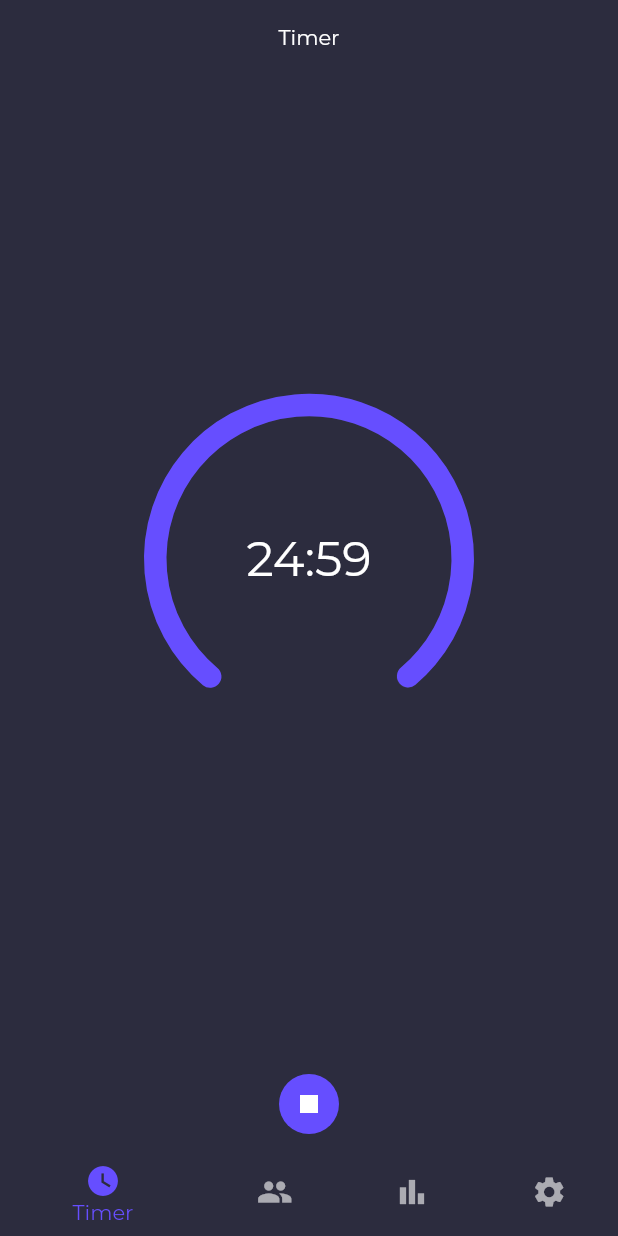
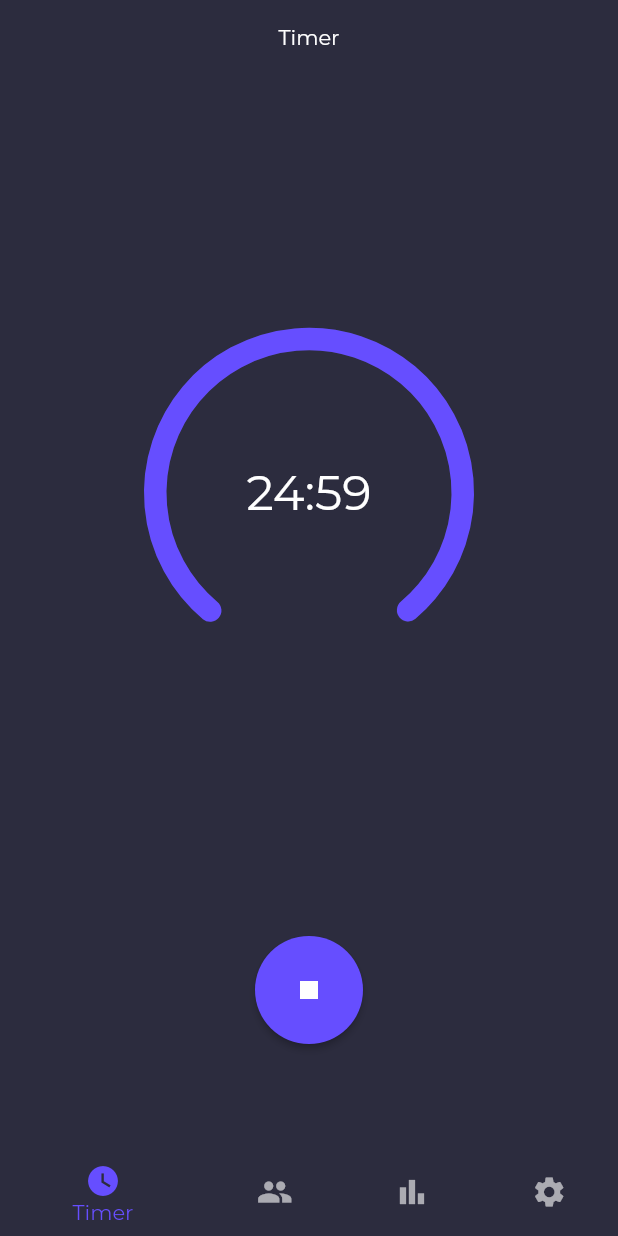
Before and after one commit to nandbyte/pomoduo, a Flutter app: the screen it shows after launch, after a tap on the "play arrow" icon, on a phone screen of 412 x 824 dp. Run offline on Flutter 3.47's test engine with Material 2 defaults, Android fonts, the phone set to English and light mode, and no system bars; drawn by our look-alikes of percent_indicator; our stand-ins replace cloud_firestore, custom_radio_grouped_button, firebase_core, fluttertoast, google_fonts; accounts and stored records are empty.

Commit message:
Added sessions in timer provider

```diff
--- a/lib/pages/timer_page.dart
+++ b/lib/pages/timer_page.dart
@@ -15,16 +15,29 @@ class TimerPage extends StatefulWidget {
 
 class _TimerPageState extends State<TimerPage> {
   @override
+  void initState() {
+    context.read<TimerProvider>().prepareNewTimer();
+    super.initState();
+  }
+
+  @override
   Widget build(BuildContext context) {
     return Column(
       crossAxisAlignment: CrossAxisAlignment.center,
       mainAxisAlignment: MainAxisAlignment.spaceBetween,
-      children: const <Widget>[
-        Text("Timer"),
-        Center(
+      children: <Widget>[
+        const Text("Timer"),
+        const Center(
           child: ArcTimer(),
         ),
-        ToggleTimerButton(),
+        Column(
+          children: const [
+            ToggleTimerButton(),
+            SizedBox(
+              height: 64,
+            )
+          ],
+        ),
       ],
     );
   }
@@ -49,10 +62,11 @@ class ArcTimer extends StatelessWidget {
   Widget build(BuildContext context) {
     return Consumer<TimerProvider>(builder: (context, timerProvider, widget) {
       return CircularPercentIndicator(
+        animation: true,
+        animationDuration: 1500,
         radius: 110,
         lineWidth: 15,
-        percent: timerProvider.remainingDuration.inSeconds /
-            timerProvider.focusDuration,
+        percent: timerProvider.remainingDuration.inSeconds / timerProvider.focusDuration,
         circularStrokeCap: CircularStrokeCap.round,
         progressColor: PomoduoColor.themeColor,
         arcType: ArcType.FULL,
@@ -72,21 +86,24 @@ class ToggleTimerButton extends StatelessWidget {
   @override
   Widget build(BuildContext context) {
     return Consumer<TimerProvider>(builder: (context, timerProvider, widget) {
-      return TextButton(
-        style: TextButton.styleFrom(
-          backgroundColor: PomoduoColor.themeColor,
+      return ElevatedButton(
+        style: ElevatedButton.styleFrom(
+          fixedSize: const Size.fromRadius(36),
+          primary: PomoduoColor.themeColor,
           shape: const CircleBorder(),
         ),
         child: ((() {
           if (!timerProvider.isTimerRunning) {
-            return const Icon(Icons.play_arrow, color: Colors.white);
+            return const Icon(
+              Icons.play_arrow,
+              color: Colors.white,
+            );
           } else {
             return const Icon(Icons.stop, color: Colors.white);
           }
         })()),
-        onPressed: () => context
-            .read<TimerProvider>()
-            .toggleTimer(context.read<RoomProvider>().roomName),
+        onPressed: () =>
+            context.read<TimerProvider>().toggleTimer(context.read<RoomProvider>().roomName),
       );
     });
   }
--- a/lib/providers/timer_provider.dart
+++ b/lib/providers/timer_provider.dart
@@ -2,6 +2,7 @@ import 'dart:async';
 
 import 'package:flutter/foundation.dart';
 import 'package:flutter/material.dart';
+import 'package:intl/number_symbols_data.dart';
 import 'package:pomoduo/models/room.dart';
 
 class TimerProvider with ChangeNotifier {
@@ -14,7 +15,22 @@ class TimerProvider with ChangeNotifier {
   late Stopwatch _watch;
   late Timer _countdownTimer;
   bool _isTimerRunning = false;
+  Duration _currentSessionDuration = Duration.zero;
   Duration _remainingDuration = Duration.zero;
+
+  // Session data
+  int sessionCount = 0;
+
+  final List<Session> sessions = [
+    Session.focus,
+    Session.shortBreak,
+    Session.focus,
+    Session.shortBreak,
+    Session.focus,
+    Session.shortBreak,
+    Session.focus,
+    Session.longBreak
+  ];
 
   int get focusDuration => _focusDuration.inSeconds;
   int get shortBreakDuration => _shortBreakDuration.inSeconds;
@@ -24,6 +40,9 @@ class TimerProvider with ChangeNotifier {
 
   TimerProvider() {
     _watch = Stopwatch();
+
+    // TODO: load data from SharedPreferences
+    sessionCount = 0;
   }
 
   changeFocusDuration(int newDuration) {
@@ -41,10 +60,11 @@ class TimerProvider with ChangeNotifier {
     notifyListeners();
   }
 
-  updateFromFetch(int newDuration, int newLongBreak, int newShortBrreakk) {
-    _focusDuration = Duration(seconds: newDuration);
+  updateFromFetch(int newFocusDuration, int newLongBreak, int newShortBreak) {
+    _focusDuration = Duration(seconds: newFocusDuration);
+    _shortBreakDuration = Duration(seconds: newShortBreak);
     _longBreakDuration = Duration(seconds: newLongBreak);
-    _shortBreakDuration = Duration(seconds: newShortBrreakk);
+
     notifyListeners();
   }
 
@@ -58,20 +78,31 @@ class TimerProvider with ChangeNotifier {
     }
   }
 
+  prepareNewTimer() {
+    if (sessions[sessionCount] == Session.focus) {
+      _currentSessionDuration = _focusDuration;
+    } else if (sessions[sessionCount] == Session.shortBreak) {
+      _currentSessionDuration = _shortBreakDuration;
+    } else {
+      _currentSessionDuration = _longBreakDuration;
+    }
+
+    _remainingDuration = _currentSessionDuration;
+  }
+
   _startTimer() {
     _isTimerRunning = true;
-    _countdownTimer = Timer.periodic(const Duration(seconds: 1), _updateTimer);
     _watch.reset();
     _watch.start();
-
-    notifyListeners();
+    _countdownTimer = Timer.periodic(const Duration(seconds: 1), _updateTimer);
   }
 
   _updateTimer(Timer timer) {
     if (_isTimerRunning) {
-      _remainingDuration = _focusDuration - _watch.elapsed;
+      _remainingDuration = _currentSessionDuration - _watch.elapsed;
       notifyListeners();
       if (_remainingDuration == Duration.zero) {
+        _processSessionData();
         _stopTimer();
       }
     }
@@ -81,8 +112,16 @@ class TimerProvider with ChangeNotifier {
     _countdownTimer.cancel();
     _watch.stop();
     _isTimerRunning = false;
-    _remainingDuration = Duration.zero;
+
+    prepareNewTimer();
 
     notifyListeners();
   }
+
+  _processSessionData() {
+    sessionCount = (sessionCount + 1) % 7;
+    // TODO: load from storage and save session count and focus count both incremented by 1
+  }
 }
+
+enum Session { focus, shortBreak, longBreak }
```
Also changed, not shown: lib/pages/duo_page.dart (+10 -5 lines).
